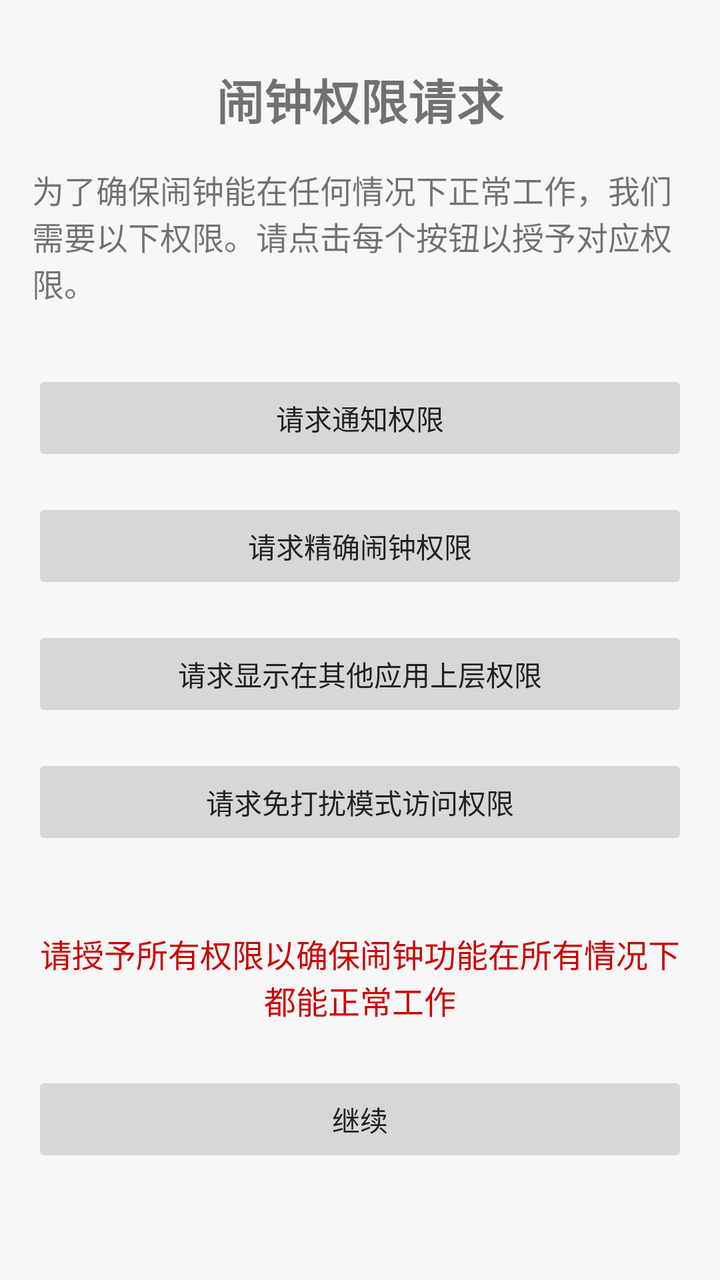
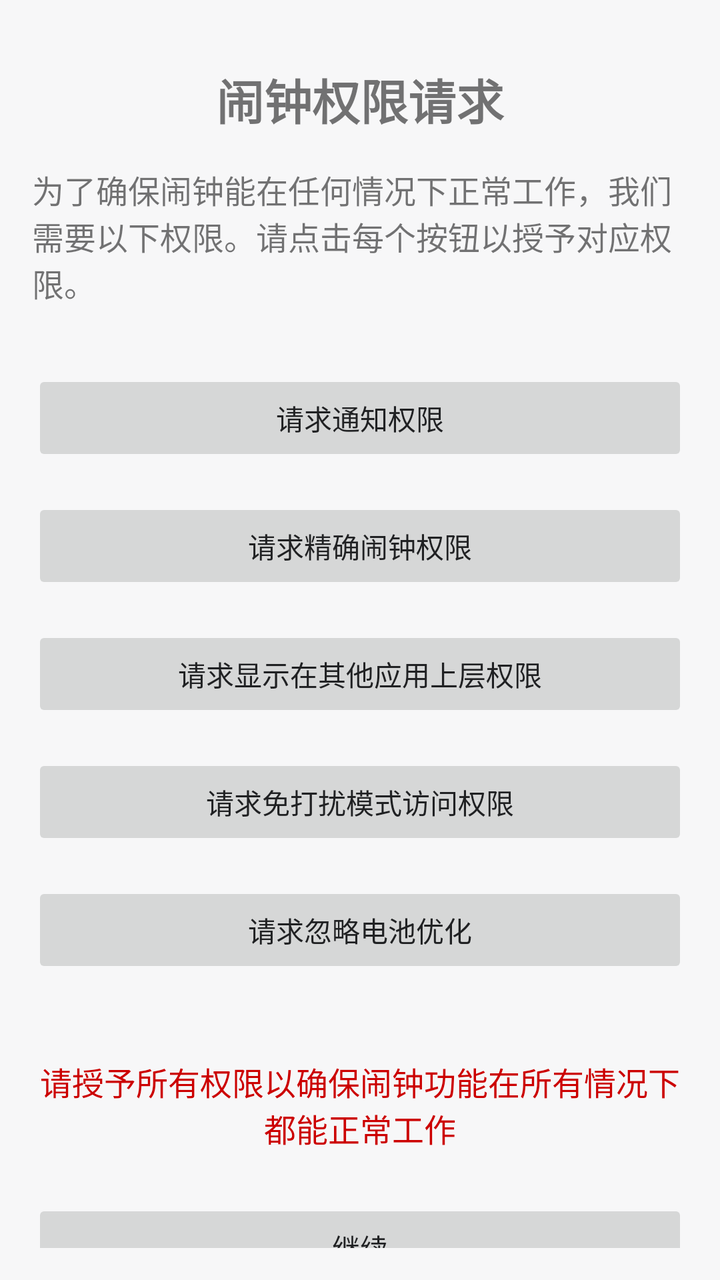

Before-and-after screenshots of an Android layout around one commit, followed by the original layout XML and the change that was made.
<!-- AndroidManifest.xml: activity theme Theme.ChatApp -->
<!-- res/layout/activity_permission_request.xml -->
<?xml version="1.0" encoding="utf-8"?>
<androidx.constraintlayout.widget.ConstraintLayout
    xmlns:android="http://schemas.android.com/apk/res/android"
    xmlns:app="http://schemas.android.com/apk/res-auto"
    android:layout_width="match_parent"
    android:layout_height="match_parent"
    android:padding="16dp">

    <TextView
        android:id="@+id/titleText"
        android:layout_width="match_parent"
        android:layout_height="wrap_content"
        android:text="闹钟权限请求"
        android:textSize="24sp"
        android:textStyle="bold"
        android:layout_marginTop="16dp"
        android:gravity="center"
        app:layout_constraintTop_toTopOf="parent"
        app:layout_constraintStart_toStartOf="parent"
        app:layout_constraintEnd_toEndOf="parent"/>

    <TextView
        android:id="@+id/descriptionText"
        android:layout_width="match_parent"
        android:layout_height="wrap_content"
        android:text="为了确保闹钟能在任何情况下正常工作，我们需要以下权限。请点击每个按钮以授予对应权限。"
        android:textSize="16sp"
        android:layout_marginTop="16dp"
        app:layout_constraintTop_toBottomOf="@id/titleText"
        app:layout_constraintStart_toStartOf="parent"
        app:layout_constraintEnd_toEndOf="parent"/>

    <LinearLayout
        android:id="@+id/permissionsContainer"
        android:layout_width="match_parent"
        android:layout_height="wrap_content"
        android:orientation="vertical"
        android:layout_marginTop="32dp"
        app:layout_constraintTop_toBottomOf="@id/descriptionText"
        app:layout_constraintStart_toStartOf="parent"
        app:layout_constraintEnd_toEndOf="parent">

        <Button
            android:id="@+id/notificationPermissionButton"
            android:layout_width="match_parent"
            android:layout_height="wrap_content"
            android:text="请求通知权限"
            android:layout_marginBottom="16dp"/>

        <Button
            android:id="@+id/exactAlarmPermissionButton"
            android:layout_width="match_parent"
            android:layout_height="wrap_content"
            android:text="请求精确闹钟权限"
            android:layout_marginBottom="16dp"/>

        <Button
            android:id="@+id/overlayPermissionButton"
            android:layout_width="match_parent"
            android:layout_height="wrap_content"
            android:text="请求显示在其他应用上层权限"
            android:layout_marginBottom="16dp"/>

        <Button
            android:id="@+id/doNotDisturbPermissionButton"
            android:layout_width="match_parent"
            android:layout_height="wrap_content"
            android:text="请求免打扰模式访问权限"
            android:layout_marginBottom="16dp"/>
    </LinearLayout>

    <TextView
        android:id="@+id/statusText"
        android:layout_width="match_parent"
        android:layout_height="wrap_content"
        android:text="请授予所有权限以确保闹钟功能在所有情况下都能正常工作"
        android:textSize="16sp"
        android:gravity="center"
        android:layout_marginTop="24dp"
        android:textColor="@android:color/holo_red_dark"
        app:layout_constraintTop_toBottomOf="@id/permissionsContainer"
        app:layout_constraintStart_toStartOf="parent"
        app:layout_constraintEnd_toEndOf="parent"/>

    <Button
        android:id="@+id/continueButton"
        android:layout_width="match_parent"
        android:layout_height="wrap_content"
        android:text="继续"
        android:enabled="false"
        android:layout_marginTop="24dp"
        app:layout_constraintTop_toBottomOf="@id/statusText"
        app:layout_constraintStart_toStartOf="parent"
        app:layout_constraintEnd_toEndOf="parent"/>

</androidx.constraintlayout.widget.ConstraintLayout>
<!-- resources referenced by this layout -->
<resources>
  <color name="primary">#8cc260</color>
  <color name="primary_dark">#55bb8a</color>
  <color name="accent">#f28e16</color>
  <color name="background">#F7F7F8</color>
  <color name="text_primary">#202123</color>
  <color name="text_secondary">#6E6E80</color>
  <color name="text_hint">#ACACBE</color>
  <style name="Widget.ChatApp.Toolbar" parent="Widget.MaterialComponents.Toolbar">
          <item name="android:background">@color/background</item>
          <item name="android:elevation">0dp</item>
          <item name="elevation">0dp</item>
          <item name="titleTextAppearance">@style/ToolbarTitleText</item>
      </style>
  <style name="PopupMenuStyle" parent="Widget.AppCompat.PopupMenu">
          <item name="android:popupBackground">@drawable/popup_menu_background</item>
          <item name="android:popupElevation">4dp</item>
      </style>
  <style name="PopupMenuItemStyle" parent="Widget.AppCompat.PopupMenu.Overflow">
          <item name="android:textColor">@color/text_primary</item>
          <item name="android:background">?attr/selectableItemBackground</item>
          <item name="android:textSize">15sp</item>
          <item name="android:paddingStart">16dp</item>
          <item name="android:paddingEnd">16dp</item>
          <item name="android:paddingTop">12dp</item>
          <item name="android:paddingBottom">12dp</item>
      </style>
  <style name="Widget.ChatApp.CardView.Flat" parent="Widget.MaterialComponents.CardView">
          <item name="cardElevation">0dp</item>
          <item name="cardPreventCornerOverlap">false</item>
      </style>
  <style name="ToolbarTitleText" parent="TextAppearance.MaterialComponents.Headline6">
          <item name="android:textSize">24sp</item>
          <item name="android:textColor">@color/text_primary</item>
          <item name="android:fontFamily">sans-serif-medium</item>
      </style>
  <!-- drawable popup_menu_background (drawable) -->
  <?xml version="1.0" encoding="utf-8"?>
  <shape xmlns:android="http://schemas.android.com/apk/res/android">
      <solid android:color="@color/surface" />
      <corners android:radius="12dp" />
      <padding
          android:bottom="4dp"
          android:left="4dp"
          android:right="4dp"
          android:top="4dp" />
  </shape>
  <color name="surface">#F0F0F0</color>
  <!-- unchanged entries left out for length: 1 -->
</resources>

<!-- the commit's change to res/layout/activity_permission_request.xml (unified diff, before → after) -->
@@ -1,4 +1,5 @@
 <?xml version="1.0" encoding="utf-8"?>
+
 <androidx.constraintlayout.widget.ConstraintLayout
     xmlns:android="http://schemas.android.com/apk/res/android"
     xmlns:app="http://schemas.android.com/apk/res-auto"
@@ -67,6 +68,14 @@
             android:layout_height="wrap_content"
             android:text="请求免打扰模式访问权限"
             android:layout_marginBottom="16dp"/>
+
+        
+        <Button
+            android:id="@+id/batteryOptimizationButton"
+            android:layout_width="match_parent"
+            android:layout_height="wrap_content"
+            android:text="请求忽略电池优化"
+            android:layout_marginBottom="16dp"/>
     </LinearLayout>
 
     <TextView
